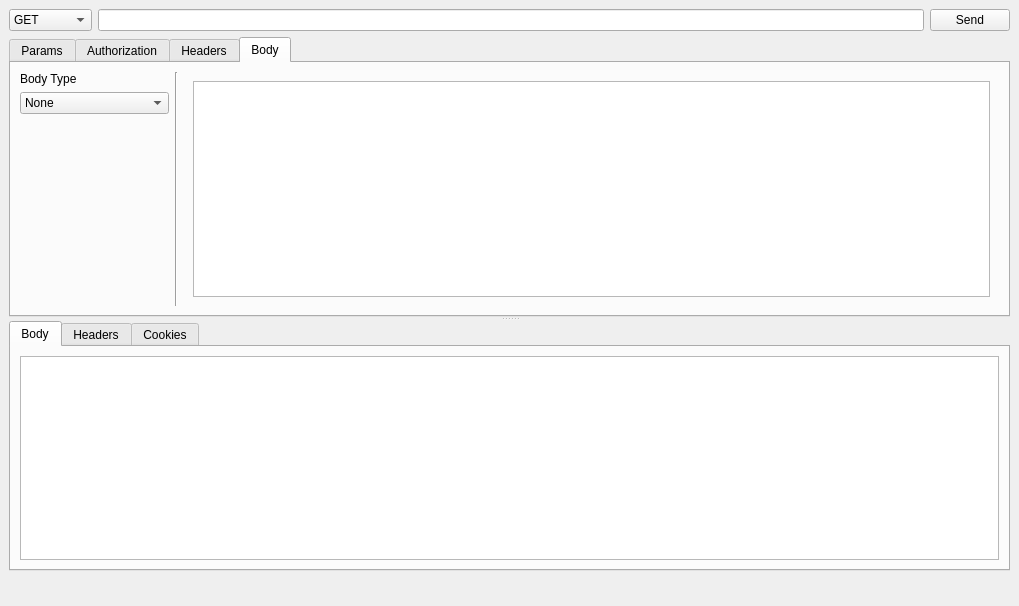
Before: the Qt Designer form restycagewindow.ui in apogza/RestyCage, drawn with Qt 5.
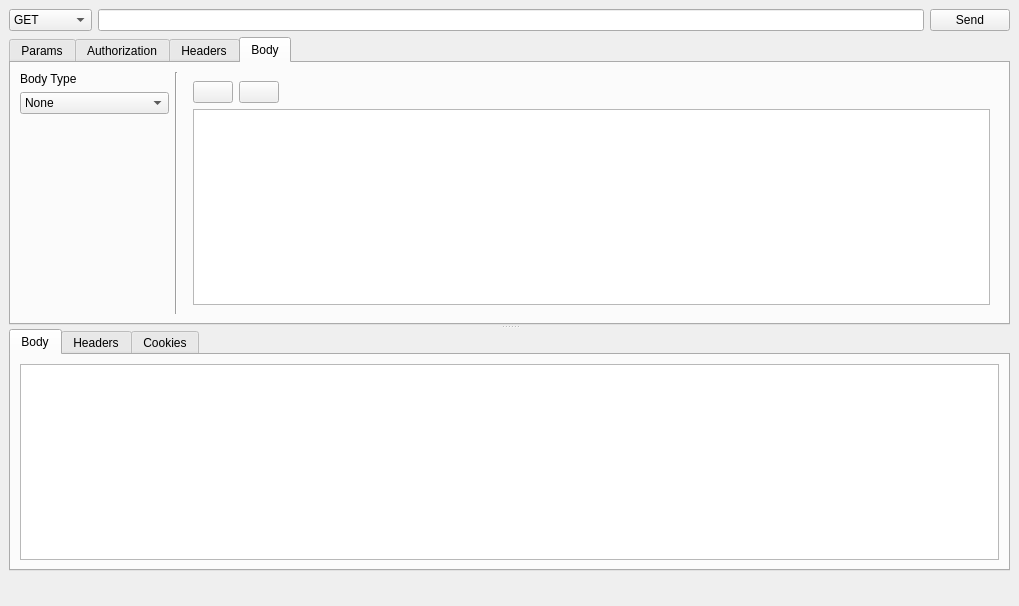
After: the same form once the commit is applied. The open tabs and pages were chosen to show the change. Icons and pictures are not drawn.

Commit message: Add dialogs for adding new items in grids

Diff of the .ui file:
```diff
--- a/restycagewindow.ui
+++ b/restycagewindow.ui
@@ -478,9 +478,65 @@
             </layout>
            </widget>
            <widget class="QWidget" name="page_6">
-            <layout class="QGridLayout" name="gridLayout_10">
-             <item row="0" column="0">
-              <widget class="QTableWidget" name="tableWidget_2"/>
+            <layout class="QVBoxLayout" name="verticalLayout">
+             <item>
+              <layout class="QHBoxLayout" name="horizontalLayout_9">
+               <item>
+                <widget class="QPushButton" name="reqAddUrlEncodedBodyRowBtn">
+                 <property name="text">
+                  <string/>
+                 </property>
+                 <property name="icon">
+                  <iconset theme="list-add"/>
+                 </property>
+                </widget>
+               </item>
+               <item>
+                <widget class="QPushButton" name="reqRemoveUrlEncodedBodyRowBtn">
+                 <property name="text">
+                  <string/>
+                 </property>
+                 <property name="icon">
+                  <iconset theme="list-remove"/>
+                 </property>
+                </widget>
+               </item>
+               <item>
+                <spacer name="horizontalSpacer_5">
+                 <property name="orientation">
+                  <enum>Qt::Orientation::Horizontal</enum>
+                 </property>
+                 <property name="sizeHint" stdset="0">
+                  <size>
+                   <width>40</width>
+                   <height>20</height>
+                  </size>
+                 </property>
+                </spacer>
+               </item>
+              </layout>
+             </item>
+             <item>
+              <widget class="QTableView" name="reqUrlEncodedBodyTableView">
+               <property name="editTriggers">
+                <set>QAbstractItemView::EditTrigger::NoEditTriggers</set>
+               </property>
+               <attribute name="horizontalHeaderMinimumSectionSize">
+                <number>100</number>
+               </attribute>
+               <attribute name="horizontalHeaderHighlightSections">
+                <bool>false</bool>
+               </attribute>
+               <attribute name="horizontalHeaderStretchLastSection">
+                <bool>true</bool>
+               </attribute>
+               <attribute name="verticalHeaderHighlightSections">
+                <bool>false</bool>
+               </attribute>
+               <attribute name="verticalHeaderStretchLastSection">
+                <bool>false</bool>
+               </attribute>
+              </widget>
              </item>
             </layout>
            </widget>
```
Left out of the diff: 68 changed lines with no effect on the pictures. The commit also changes 9 other files.
